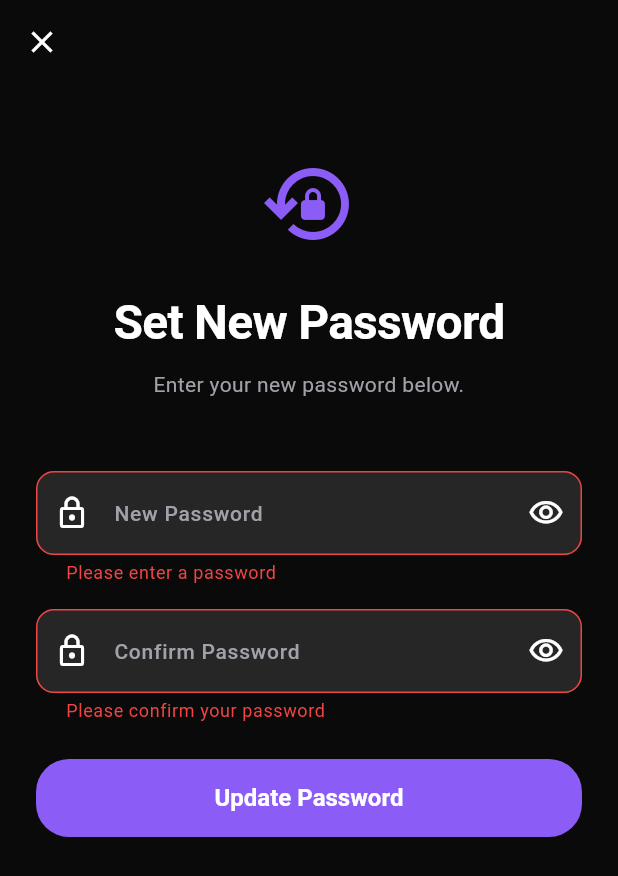
After one commit to avengersteam312/ai-wod-timer, a Flutter app: the UpdatePasswordScreen screen opened directly, after a tap on "Update Password", after a tap on the "close" icon, on a phone screen of 412 x 824 dp. The commit adds this screen. Shown: the top 876 px of the screen. Run offline on Flutter 3.47's test engine with Material 3 defaults, Android fonts, the phone set to English and light mode, and no system bars; our stand-ins replace audioplayers, camera, connectivity_plus, flutter_dotenv, hive_flutter, image_picker and 6 more; missing offline and left inert: audio_session, gallery_saver_plus; accounts and stored records are empty; network calls fail; statements that could not run were skipped.

Commit message:
new screens

```diff
--- a/flutter/lib/providers/auth_provider.dart
+++ b/flutter/lib/providers/auth_provider.dart
@@ -11,6 +11,8 @@ class AuthProvider with ChangeNotifier {
   AppUser? _user;
   bool _isLoading = true;
   String? _error;
+  String? _successMessage;
+  bool _isInPasswordRecovery = false;
   StreamSubscription<AuthState>? _authSubscription;
 
   AuthProvider() {
@@ -27,6 +29,8 @@ class AuthProvider with ChangeNotifier {
   bool get isAuthenticated => _user != null;
   bool get isLoading => _isLoading;
   String? get error => _error;
+  String? get successMessage => _successMessage;
+  bool get isInPasswordRecovery => _isInPasswordRecovery;
 
   void _init() {
     // Skip auth initialization if not enabled or Supabase not configured
@@ -43,7 +47,16 @@ class AuthProvider with ChangeNotifier {
       },
       onError: (error) {
         debugPrint('Auth state error: $error');
+        // Handle expired/invalid email links gracefully
+        final errorStr = error.toString().toLowerCase();
+        if (errorStr.contains('expired') || errorStr.contains('otp_expired') ||
+            errorStr.contains('invalid')) {
+          _error = 'Email link has expired. Please request a new one.';
+        } else {
+          _error = 'Authentication error. Please try again.';
+        }
         _isLoading = false;
+        _isInPasswordRecovery = false;
         notifyListeners();
       },
     );
@@ -65,6 +78,17 @@ class AuthProvider with ChangeNotifier {
   void _handleAuthStateChange(AuthState state) {
     switch (state.event) {
       case AuthChangeEvent.signedIn:
+        if (state.session != null) {
+          // Check if this is a new sign in (user was not authenticated before)
+          final wasNotAuthenticated = _user == null;
+          _setUserFromSession(state.session!);
+          if (wasNotAuthenticated && !_isLoading) {
+            // User just verified email or signed in via deep link
+            _successMessage = 'Email verified! You are now signed in.';
+            notifyListeners();
+          }
+        }
+        break;
       case AuthChangeEvent.tokenRefreshed:
         if (state.session != null) {
           _setUserFromSession(state.session!);
@@ -81,7 +105,12 @@ class AuthProvider with ChangeNotifier {
         }
         break;
       case AuthChangeEvent.passwordRecovery:
-        // Handle password recovery if needed
+        debugPrint('Password recovery event received');
+        _isInPasswordRecovery = true;
+        if (state.session != null) {
+          _setUserFromSession(state.session!);
+        }
+        notifyListeners();
         break;
       default:
         break;
@@ -269,8 +298,47 @@ class AuthProvider with ChangeNotifier {
     }
   }
 
+  Future<bool> updatePassword(String newPassword) async {
+    try {
+      debugPrint('Updating password...');
+      _isLoading = true;
+      _error = null;
+      notifyListeners();
+
+      await authService.updatePassword(newPassword);
+
+      debugPrint('Password updated successfully');
+      _isInPasswordRecovery = false;
+      _isLoading = false;
+      notifyListeners();
+      return true;
+    } on AuthException catch (e) {
+      debugPrint('Update password AuthException: ${e.message}');
+      _error = e.message;
+      _isLoading = false;
+      notifyListeners();
+      return false;
+    } catch (e) {
+      debugPrint('Update password error: $e');
+      _error = 'An unexpected error occurred. Please try again.';
+      _isLoading = false;
+      notifyListeners();
+      return false;
+    }
+  }
+
+  void clearPasswordRecovery() {
+    _isInPasswordRecovery = false;
+    notifyListeners();
+  }
+
   void clearError() {
     _error = null;
+    notifyListeners();
+  }
+
+  void clearSuccessMessage() {
+    _successMessage = null;
     notifyListeners();
   }
 
--- /dev/null
+++ b/flutter/lib/screens/auth/update_password_screen.dart
@@ -0,0 +1,199 @@
+import 'package:flutter/material.dart';
+import 'package:provider/provider.dart';
+import '../../providers/auth_provider.dart';
+import '../../theme/app_theme.dart';
+import '../../utils/snackbar_utils.dart';
+
+class UpdatePasswordScreen extends StatefulWidget {
+  const UpdatePasswordScreen({super.key});
+
+  @override
+  State<UpdatePasswordScreen> createState() => _UpdatePasswordScreenState();
+}
+
+class _UpdatePasswordScreenState extends State<UpdatePasswordScreen> {
+  final _formKey = GlobalKey<FormState>();
+  final _passwordController = TextEditingController();
+  final _confirmPasswordController = TextEditingController();
+  bool _isLoading = false;
+  bool _obscurePassword = true;
+  bool _obscureConfirmPassword = true;
+
+  @override
+  void dispose() {
+    _passwordController.dispose();
+    _confirmPasswordController.dispose();
+    super.dispose();
+  }
+
+  Future<void> _submit() async {
+    if (!_formKey.currentState!.validate()) return;
+
+    setState(() => _isLoading = true);
+
+    final authProvider = context.read<AuthProvider>();
+    final success = await authProvider.updatePassword(
+      _passwordController.text,
+    );
+
+    if (mounted) {
+      final errorMsg = authProvider.error ?? 'Failed to update password. Please try again.';
+      authProvider.clearError();
+
+      setState(() => _isLoading = false);
+
+      if (success) {
+        AppSnackBar.showSuccess(context, 'Password updated successfully!');
+      } else {
+        // Delay slightly to ensure scaffold is ready
+        Future.delayed(const Duration(milliseconds: 100), () {
+          if (mounted) {
+            AppSnackBar.showError(context, errorMsg);
+          }
+        });
+      }
+    }
+  }
+
+  void _cancel() {
+    context.read<AuthProvider>().clearPasswordRecovery();
+  }
+
+  @override
+  Widget build(BuildContext context) {
+    return GestureDetector(
+      onTap: () => FocusScope.of(context).unfocus(),
+      child: Scaffold(
+      appBar: AppBar(
+        leading: IconButton(
+          icon: const Icon(Icons.close),
+          onPressed: _cancel,
+        ),
+        backgroundColor: Colors.transparent,
+        elevation: 0,
+      ),
+      body: SafeArea(
+        child: SingleChildScrollView(
+          padding: const EdgeInsets.all(24),
+          child: Column(
+            crossAxisAlignment: CrossAxisAlignment.stretch,
+            children: [
+              const SizedBox(height: 24),
+
+              // Icon
+              const Icon(
+                Icons.lock_reset_outlined,
+                size: 64,
+                color: AppColors.primary,
+              ),
+              const SizedBox(height: 24),
+
+              // Title
+              Text(
+                'Set New Password',
+                style: AppTextStyles.h1,
+                textAlign: TextAlign.center,
+              ),
+              const SizedBox(height: 8),
+              Text(
+                'Enter your new password below.',
+                style: AppTextStyles.body.copyWith(
+                  color: AppColors.textSecondary,
+                ),
+                textAlign: TextAlign.center,
+              ),
+              const SizedBox(height: 48),
+
+              // Form
+              Form(
+                key: _formKey,
+                child: Column(
+                  children: [
+                    TextFormField(
+                      controller: _passwordController,
+                      obscureText: _obscurePassword,
+                      textInputAction: TextInputAction.next,
+                      decoration: InputDecoration(
+                        labelText: 'New Password',
+                        prefixIcon: const Icon(Icons.lock_outlined),
+                        suffixIcon: IconButton(
+                          icon: Icon(
+                            _obscurePassword
+                                ? Icons.visibility_outlined
+                                : Icons.visibility_off_outlined,
+                          ),
+                          onPressed: () {
+                            setState(() => _obscurePassword = !_obscurePassword);
+                          },
+                        ),
+                      ),
+                      validator: (value) {
+                        if (value == null || value.isEmpty) {
+                          return 'Please enter a password';
+                        }
+                        if (value.length < 6) {
+                          return 'Password must be at least 6 characters';
+                        }
+                        return null;
+                      },
+                    ),
+                    const SizedBox(height: 16),
+
+                    TextFormField(
+                      controller: _confirmPasswordController,
+                      obscureText: _obscureConfirmPassword,
+                      textInputAction: TextInputAction.done,
+                      onFieldSubmitted: (_) => _submit(),
+                      decoration: InputDecoration(
+                        labelText: 'Confirm Password',
+                        prefixIcon: const Icon(Icons.lock_outlined),
+                        suffixIcon: IconButton(
+                          icon: Icon(
+                            _obscureConfirmPassword
+                                ? Icons.visibility_outlined
+                                : Icons.visibility_off_outlined,
+                          ),
+                          onPressed: () {
+                            setState(() => _obscureConfirmPassword = !_obscureConfirmPassword);
+                          },
+                        ),
+                      ),
+                      validator: (value) {
+                        if (value == null || value.isEmpty) {
+                          return 'Please confirm your password';
+                        }
+                        if (value != _passwordController.text) {
+                          return 'Passwords do not match';
+                        }
+                        return null;
+                      },
+                    ),
+                    const SizedBox(height: 24),
+
+                    SizedBox(
+                      width: double.infinity,
+                      child: ElevatedButton(
+                        onPressed: _isLoading ? null : _submit,
+                        child: _isLoading
+                            ? const SizedBox(
+                                height: 20,
+                                width: 20,
+                                child: CircularProgressIndicator(
+                                  strokeWidth: 2,
+                                  color: AppColors.textPrimary,
+                                ),
+                              )
+                            : const Text('Update Password'),
+                      ),
+                    ),
+                  ],
+                ),
+              ),
+            ],
+          ),
+        ),
+      ),
+    ),
+    );
+  }
+}
--- a/flutter/lib/services/auth_service.dart
+++ b/flutter/lib/services/auth_service.dart
@@ -79,6 +79,7 @@ class AuthService {
       final response = await _client.auth.signUp(
         email: email,
         password: password,
+        emailRedirectTo: kIsWeb ? null : AppConfig.loginCallbackUrl,
         data: displayName != null ? {'display_name': displayName} : null,
       );
       Sentry.addBreadcrumb(Breadcrumb(
@@ -215,13 +216,17 @@ class AuthService {
   // Send password reset email
   Future<void> resetPassword(String email) async {
     try {
+      debugPrint('Sending reset email to: $email with redirectTo: ${AppConfig.resetCallbackUrl}');
       await _client.auth.resetPasswordForEmail(
         email,
         redirectTo: kIsWeb ? null : AppConfig.resetCallbackUrl,
       );
+      debugPrint('Reset email sent successfully');
     } on AuthException catch (e) {
+      debugPrint('Reset password AuthException: ${e.message}');
       throw AuthException(_mapAuthError(e.message));
     } catch (e) {
+      debugPrint('Reset password error: $e');
       throw AuthException('Failed to send reset email. Please try again.');
     }
   }
--- a/flutter/lib/services/sync_service.dart
+++ b/flutter/lib/services/sync_service.dart
@@ -128,6 +128,7 @@ class SyncService {
   // Workout Sync Methods
   Future<List<Workout>> getWorkouts(String userId) async {
     // Try to get from remote first if online and Supabase is configured
+    // Skip for anonymous users (not a valid UUID)
     if (_isOnline && AppConfig.hasSupabaseConfig && userId != 'anonymous') {
       try {
         final response = await _client
@@ -236,6 +237,7 @@ class SyncService {
 
   // Session Sync Methods
   Future<List<WorkoutSession>> getSessions(String userId) async {
+    // Skip remote fetch for anonymous users (not a valid UUID)
     if (_isOnline && AppConfig.hasSupabaseConfig && userId != 'anonymous') {
       try {
         final response = await _client
```
Also changed, not shown: flutter/lib/main.dart (+46 -1 lines), flutter/lib/observability/observability.dart (+10 -1 lines), flutter/pubspec.lock.
